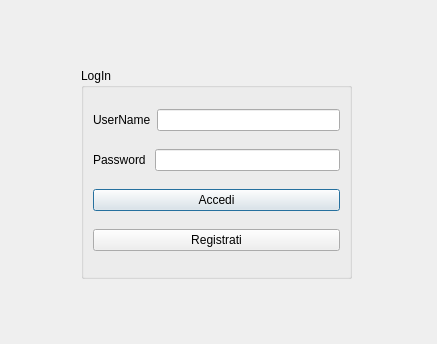
Old version of the form Malnati_Client/loginwindow.ui in the repository PDSEditor/NjoiN; both pictures show x 0 to 437 and y 243 to 587 of the 437 by 587 pixel window.
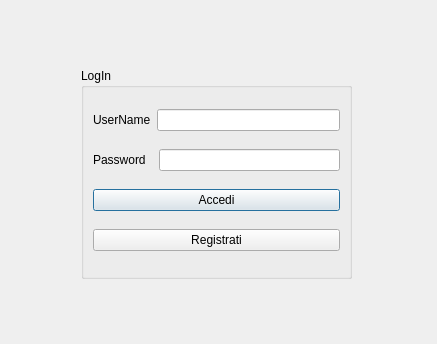
New version of the form.

Commit message: added immagine visibile alla registrazione login meglio impaginata settato titolo registration.ui

Diff of the .ui file:
```diff
--- a/Malnati_Client/loginwindow.ui
+++ b/Malnati_Client/loginwindow.ui
@@ -67,7 +67,7 @@
          <item>
           <widget class="QLabel" name="label_2">
            <property name="text">
-            <string>Password </string>
+            <string>Password  </string>
            </property>
           </widget>
          </item>
```
Left out of the diff: 3 changed lines with no effect on the pictures. The commit also changes 2 other files.
